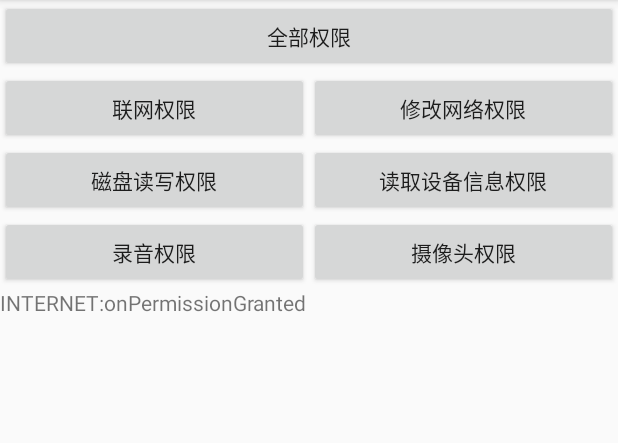
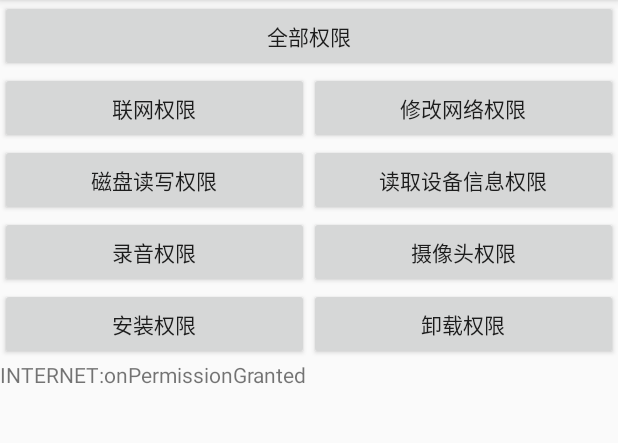
Before and after one commit to YakinBlog/RuntimePermission-android, an Android app: the screen it shows after launch (MainActivity), after a tap on "联网权限", on a phone screen of 412 x 824 dp, the part 84-527 px from its top. Run offline under Robolectric (Android 15) with nearby library versions, the phone set to English and light mode, and no system bars.

Commit message:
增加M版本判断

```diff
--- a/app/src/main/res/layout/activity_main.xml
+++ b/app/src/main/res/layout/activity_main.xml
@@ -62,6 +62,23 @@
             android:layout_weight="1"
             android:text="摄像头权限"/>
     </LinearLayout>
+    <LinearLayout
+        android:layout_width="match_parent"
+        android:layout_height="wrap_content"
+        android:orientation="horizontal">
+        <Button
+            android:id="@+id/install"
+            android:layout_width="0dp"
+            android:layout_height="wrap_content"
+            android:layout_weight="1"
+            android:text="安装权限"/>
+        <Button
+            android:id="@+id/uninstall"
+            android:layout_width="0dp"
+            android:layout_height="wrap_content"
+            android:layout_weight="1"
+            android:text="卸载权限"/>
+    </LinearLayout>
     <TextView
         android:id="@+id/result"
         android:layout_width="wrap_content"
--- a/rtp-sdk/src/main/java/com/yakin/rtp/RTPActivity.java
+++ b/rtp-sdk/src/main/java/com/yakin/rtp/RTPActivity.java
@@ -5,6 +5,7 @@ import android.app.Activity;
 import android.content.Context;
 import android.content.Intent;
 import android.content.pm.PackageManager;
+import android.os.Build;
 import android.os.Bundle;
 import android.support.annotation.NonNull;
 import android.support.annotation.Nullable;
@@ -49,9 +50,10 @@ public class RTPActivity extends Activity {
 
         Intent intent = getIntent();
         int code = intent.getIntExtra(REQUEST_CODE, -1);
+        boolean needRTP = Build.VERSION.SDK_INT >= Build.VERSION_CODES.M;
         if(code == PERMISSION) {
             String permission = intent.getStringExtra(REQUEST_PERMISSION);
-            if (!checkPermission(permission)) {
+            if (needRTP && !checkPermission(permission)) {
                 requestPermission(PERMISSION, permission);
             } else if (Manifest.permission.RECORD_AUDIO.equals(permission)) {
                 AudioProcessor.checkPermission(InnerCallback);
@@ -59,7 +61,7 @@ public class RTPActivity extends Activity {
                 InnerCallback.onPermissionGranted();
             }
             return;
-        } else if(code == PERMISSIONS) {
+        } else if(needRTP && code == PERMISSIONS) {
             mPermissions = intent.getStringArrayExtra(REQUEST_PERMISSION);
             loopCheckPermissions();
             return;
```
Also changed, not shown: app/src/main/java/com/yakin/rtp/simple/MainActivity.java (+52 -1 lines).
